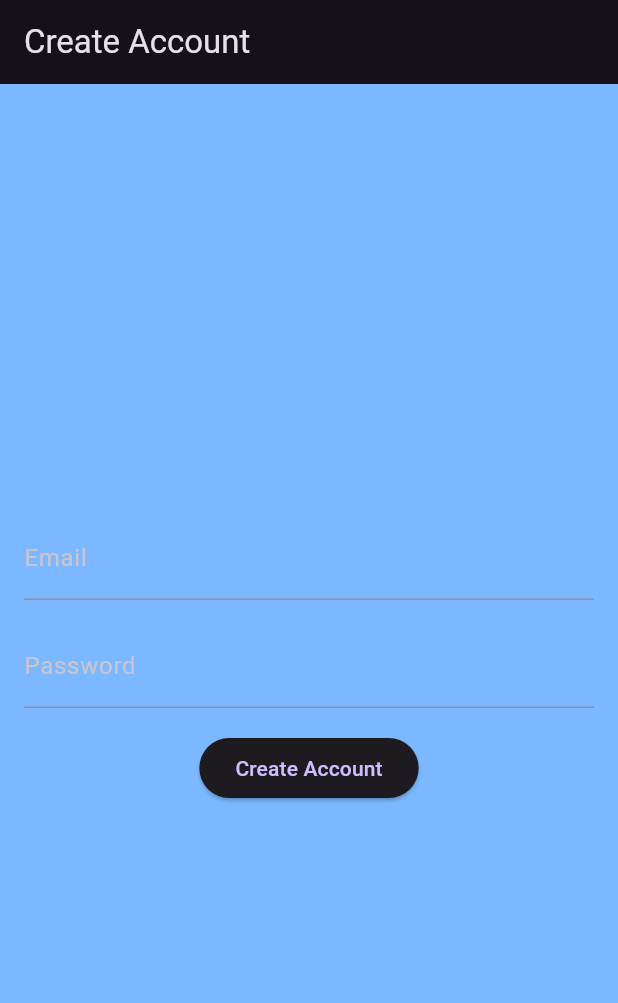
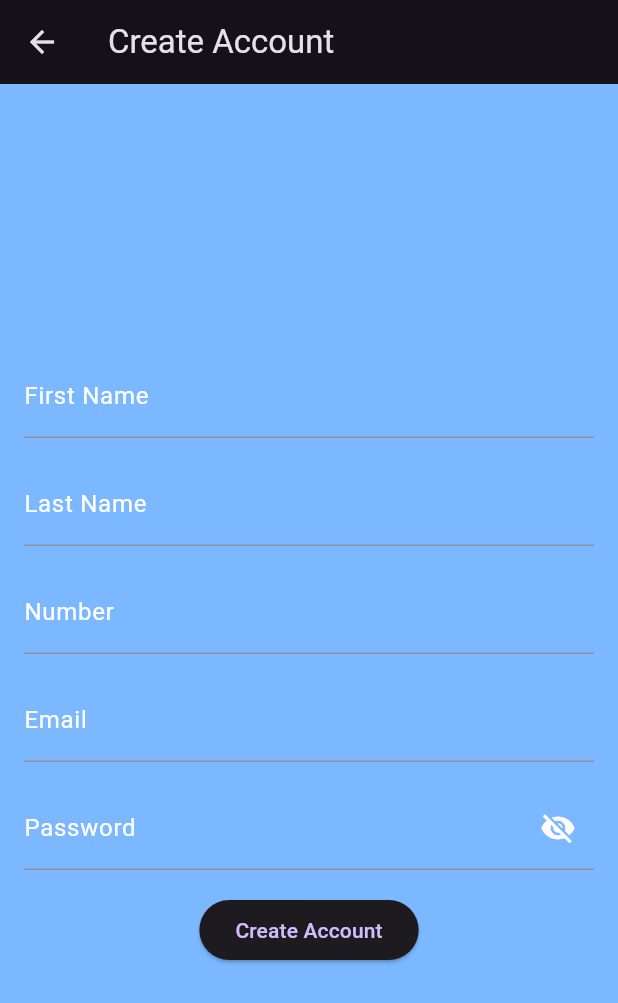
Before and after one commit to oscararenas12/ASAAP, a Flutter app: the screen it shows after launch, after a tap on "Create Account", on a phone screen of 412 x 824 dp. Shown: the top 1003 px of the screen. Run offline on Flutter 3.47's test engine with Material 3 defaults, Android fonts, the phone set to English and light mode, and no system bars; our stand-ins replace cloud_firestore, dash_chat_2, firebase_auth, firebase_core, flutter_map, flutter_svg and 3 more; missing offline and left inert: chat_gpt_sdk; accounts and stored records are empty; network calls fail; Roboto replaces fonts that are missing (Urbanist).

Commit message:
made updates to sinup page. user's name, number, email, and password are now saved to firebase store

```diff
--- a/flutter_491/lib/main.dart
+++ b/flutter_491/lib/main.dart
@@ -8,6 +8,7 @@ import 'package:flutter_491/pages/news_page.dart';
 import 'package:flutter_491/styles/app_colors.dart';
 import 'package:firebase_core/firebase_core.dart';
 import 'firebase_options.dart';
+import 'package:cloud_firestore/cloud_firestore.dart';
 
 
 
--- a/flutter_491/lib/pages/login_page.dart
+++ b/flutter_491/lib/pages/login_page.dart
@@ -3,14 +3,21 @@ import 'package:flutter_491/config/app_routes.dart';
 import 'package:flutter_491/pages/home_page.dart';
 import 'package:firebase_auth/firebase_auth.dart';
 
-class LoginPage extends StatelessWidget{
+
+class LoginPage extends StatefulWidget {
   final FirebaseAuth _auth;
+
   LoginPage({Key? key}) : _auth = FirebaseAuth.instance, super(key: key);
 
-   // Create TextEditingController for email and password
+  @override
+  _LoginPageState createState() => _LoginPageState();
+}
+
+class _LoginPageState extends State<LoginPage> {
   final TextEditingController emailController = TextEditingController();
   final TextEditingController passwordController = TextEditingController();
 
+  bool _isPasswordVisible = false;
 
   @override
   Widget build(BuildContext context){
@@ -94,7 +101,7 @@ class LoginPage extends StatelessWidget{
                   TextField(
                     controller: passwordController,
                     style: TextStyle(color: Color.fromARGB(137, 0, 0, 0)), //set textfield color to black
-                    obscureText: true,
+                    obscureText: !_isPasswordVisible,
                     decoration: InputDecoration(
                       hintText: 'Password',
                       border: OutlineInputBorder(
@@ -104,6 +111,15 @@ class LoginPage extends StatelessWidget{
                       hintStyle: TextStyle(color: Color.fromARGB(138, 135, 131, 131)), // Set the hint color to grey
                       filled: true,
                       fillColor: Colors.white,
+                      suffixIcon: GestureDetector(
+                      onTap: () {
+                        _togglePasswordVisibility();
+                      },
+                      child: Icon(
+                        _isPasswordVisible ? Icons.visibility : Icons.visibility_off,
+                        color: Colors.grey,
+                      ),
+                    ),
 
                       ),
                       onEditingComplete: () {
@@ -196,6 +212,14 @@ class LoginPage extends StatelessWidget{
       );
   }
 
+    void _togglePasswordVisibility() {
+      setState(() {
+        _isPasswordVisible = !_isPasswordVisible;
+      });
+    }
+
+
+
    void _signIn(BuildContext context) async {
     // Get user input from controllers
     String email = emailController.text;
@@ -203,7 +227,7 @@ class LoginPage extends StatelessWidget{
 
     try {
       // Sign in with email and password
-      await _auth.signInWithEmailAndPassword(
+      await widget._auth.signInWithEmailAndPassword(
         email: email,
         password: password,
       );
--- a/flutter_491/lib/pages/signup_page.dart
+++ b/flutter_491/lib/pages/signup_page.dart
@@ -1,6 +1,8 @@
 // signup_page.dart
 import 'package:flutter/material.dart';
 import 'package:firebase_auth/firebase_auth.dart';
+import 'package:cloud_firestore/cloud_firestore.dart';
+import 'package:flutter_491/config/app_routes.dart';
 
 class SignUpPage extends StatefulWidget {
   @override
@@ -11,6 +13,11 @@ class _SignUpPageState extends State<SignUpPage> {
   final FirebaseAuth _auth = FirebaseAuth.instance;
   final TextEditingController _emailController = TextEditingController();
   final TextEditingController _passwordController = TextEditingController();
+  final TextEditingController _firstNameController = TextEditingController();
+  final TextEditingController _lastNameController = TextEditingController();
+  final TextEditingController _numberController = TextEditingController();
+  bool _isPasswordVisible = false;
+
 
   Future<void> _createAccount() async {
   try {
@@ -18,8 +25,17 @@ class _SignUpPageState extends State<SignUpPage> {
       email: _emailController.text.trim(),
       password: _passwordController.text.trim(),
     );
+
+    // Save additional user information to Firestore
+    await FirebaseFirestore.instance.collection('users').doc(userCredential.user!.uid).set({
+      'firstName': _firstNameController.text.trim(),
+      'lastName': _lastNameController.text.trim(),
+      'number': _numberController.text.trim(),
+      // Add other fields as needed
+    });
+
     print("Account created: ${userCredential.user!.email}");
-      // You can navigate to another screen or perform other actions upon successful account creation.
+    Navigator.of(context).pushNamed(AppRoutes.login);
   } on FirebaseAuthException catch (e) {
     print("Failed to create account: ${e.message}");
     // Handle errors based on the FirebaseAuthException code.
@@ -31,6 +47,13 @@ class _SignUpPageState extends State<SignUpPage> {
     return Scaffold(
       appBar: AppBar(
         title: Text('Create Account'),
+          // Add a back button to the AppBar
+        leading: IconButton(
+          icon: Icon(Icons.arrow_back),
+          onPressed: () {
+            Navigator.of(context).pushNamed(AppRoutes.login); // Navigate back to the previous screen
+          },
+        ),
       ),
       body: Padding(
         padding: const EdgeInsets.all(16.0),
@@ -38,14 +61,42 @@ class _SignUpPageState extends State<SignUpPage> {
           mainAxisAlignment: MainAxisAlignment.center,
           children: [
             TextField(
+              controller: _firstNameController,
+              decoration: InputDecoration(labelText: 'First Name', labelStyle: TextStyle(color: Colors.white)),
+              style: TextStyle(color: Color.fromARGB(255, 255, 255, 255)),
+            ),
+            SizedBox(height: 16.0),
+            TextField(
+              controller: _lastNameController,
+              decoration: InputDecoration(labelText: 'Last Name', labelStyle: TextStyle(color: Colors.white)),
+            ),
+            SizedBox(height: 16.0),
+            TextField(
+              controller: _numberController,
+              decoration: InputDecoration(labelText: 'Number', labelStyle: TextStyle(color: Colors.white)),
+            ),
+            SizedBox(height: 16.0),
+            TextField(
               controller: _emailController,
-              decoration: InputDecoration(labelText: 'Email'),
+              decoration: InputDecoration(labelText: 'Email', labelStyle: TextStyle(color: Colors.white)),
             ),
             SizedBox(height: 16.0),
             TextField(
               controller: _passwordController,
-              obscureText: true,
-              decoration: InputDecoration(labelText: 'Password'),
+              obscureText: !_isPasswordVisible,
+              decoration: InputDecoration(labelText: 'Password', labelStyle: TextStyle(color: Colors.white),
+                suffixIcon: GestureDetector(
+                    onTap: () {
+                      setState(() {
+                        _isPasswordVisible = !_isPasswordVisible;
+                      });
+                    },
+                    child: Icon(
+                      _isPasswordVisible ? Icons.visibility : Icons.visibility_off,
+                      color: Colors.white,
+                    ),
+                ),
+              ),
             ),
             SizedBox(height: 16.0),
             ElevatedButton(
--- a/flutter_491/pubspec.yaml
+++ b/flutter_491/pubspec.yaml
@@ -47,6 +47,8 @@ dependencies:
   cupertino_icons: ^1.0.2
   firebase_core: ^2.25.2
   firebase_auth: ^4.17.2
+  cloud_firestore: ^4.15.2
+
 
   # CHAT GPT dependency implementation
 
```
Also changed, not shown: flutter_491/assets/images/water.jpg (added), flutter_491/pubspec.lock, 3 other files. Lines whose indentation alone changed are shown as unchanged.
